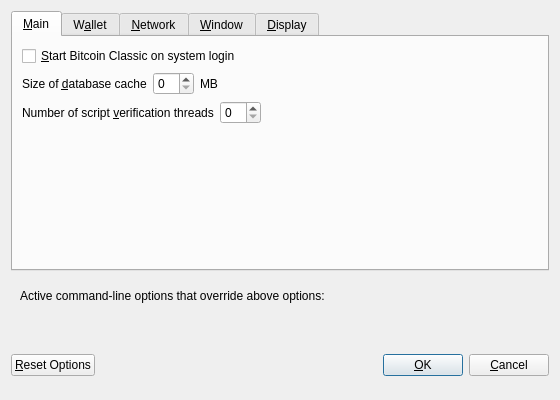
jojva/bitcoinclassic, file src/qt/forms/optionsdialog.ui: the form before one commit.
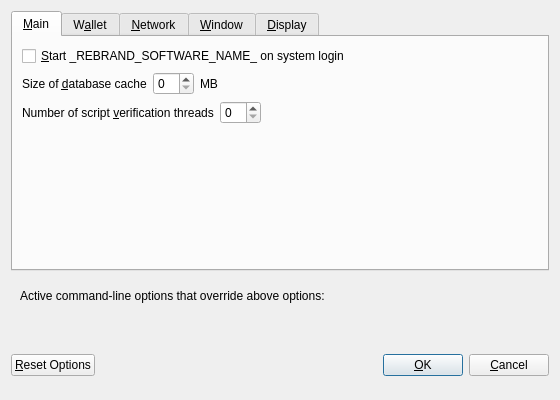
The form after the commit. Custom widgets are drawn as their Qt base class.

Commit message: Add marker _REBRAND_SOFTWARE_NAME_

The edit to the form file:
```diff
--- a/src/qt/forms/optionsdialog.ui
+++ b/src/qt/forms/optionsdialog.ui
@@ -33,7 +33,7 @@
           <string>Automatically start Bitcoin Classic after logging in to the system.</string>
          </property>
          <property name="text">
-          <string>&amp;Start Bitcoin Classic on system login</string>
+          <string>&amp;Start _REBRAND_SOFTWARE_NAME_ on system login</string>
          </property>
         </widget>
        </item>
```
Left out of the diff: 4 changed lines with no effect on the pictures. The commit also changes 38 other files.
